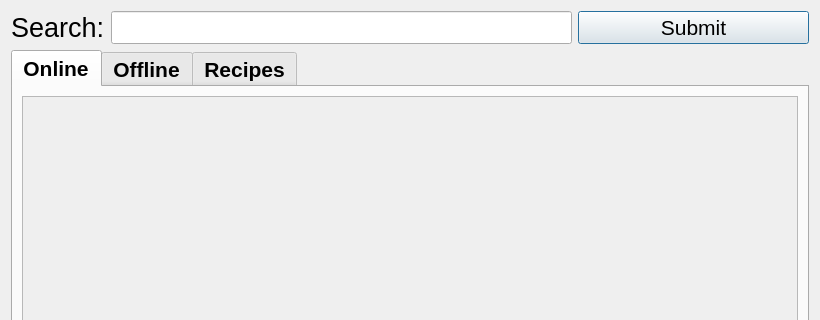
Above: ui/dialogs/FoodSearch.ui from OpenFitnessPal/OpenFitnessPal before the change; both pictures show x 0 to 820 and y 0 to 320 of the 820 by 526 pixel window. Below: the same form after it.
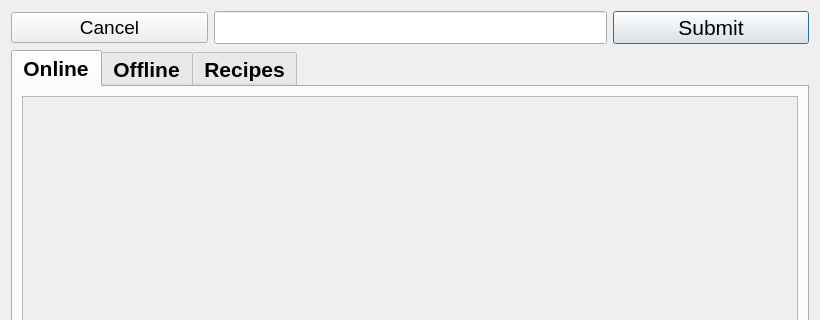
That is the form after the change.

Commit message: cancel buttons

Diff of the .ui file:
```diff
--- a/ui/dialogs/FoodSearch.ui
+++ b/ui/dialogs/FoodSearch.ui
@@ -14,33 +14,6 @@
    <string>Search</string>
   </property>
   <layout class="QGridLayout" name="gridLayout">
-   <item row="0" column="1" colspan="2">
-    <widget class="QLineEdit" name="searchBar">
-     <property name="font">
-      <font>
-       <pointsize>16</pointsize>
-      </font>
-     </property>
-    </widget>
-   </item>
-   <item row="0" column="0">
-    <widget class="QLabel" name="label">
-     <property name="sizePolicy">
-      <sizepolicy hsizetype="Maximum" vsizetype="Fixed">
-       <horstretch>0</horstretch>
-       <verstretch>0</verstretch>
-      </sizepolicy>
-     </property>
-     <property name="font">
-      <font>
-       <pointsize>20</pointsize>
-      </font>
-     </property>
-     <property name="text">
-      <string>Search:</string>
-     </property>
-    </widget>
-   </item>
    <item row="0" column="3">
     <widget class="QPushButton" name="submit">
      <property name="font">
@@ -53,6 +26,18 @@
      </property>
     </widget>
    </item>
+   <item row="0" column="0">
+    <widget class="QPushButton" name="cancel">
+     <property name="font">
+      <font>
+       <pointsize>14</pointsize>
+      </font>
+     </property>
+     <property name="text">
+      <string>Cancel</string>
+     </property>
+    </widget>
+   </item>
    <item row="1" column="0" colspan="4">
     <widget class="QTabWidget" name="tabWidget">
      <property name="minimumSize">
@@ -150,6 +135,15 @@
      </widget>
     </widget>
    </item>
+   <item row="0" column="1" colspan="2">
+    <widget class="QLineEdit" name="searchBar">
+     <property name="font">
+      <font>
+       <pointsize>16</pointsize>
+      </font>
+     </property>
+    </widget>
+   </item>
   </layout>
  </widget>
  <resources/>
```
Left out of the diff: 16 changed lines with no effect on the pictures. The commit also changes 1 other file.
